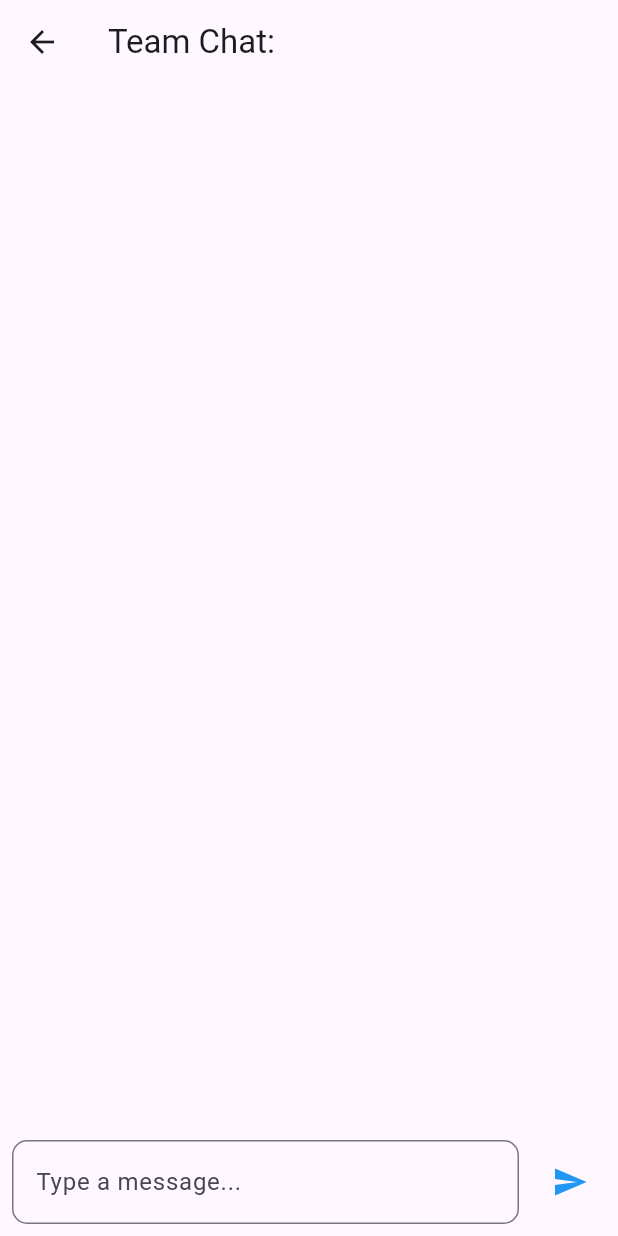
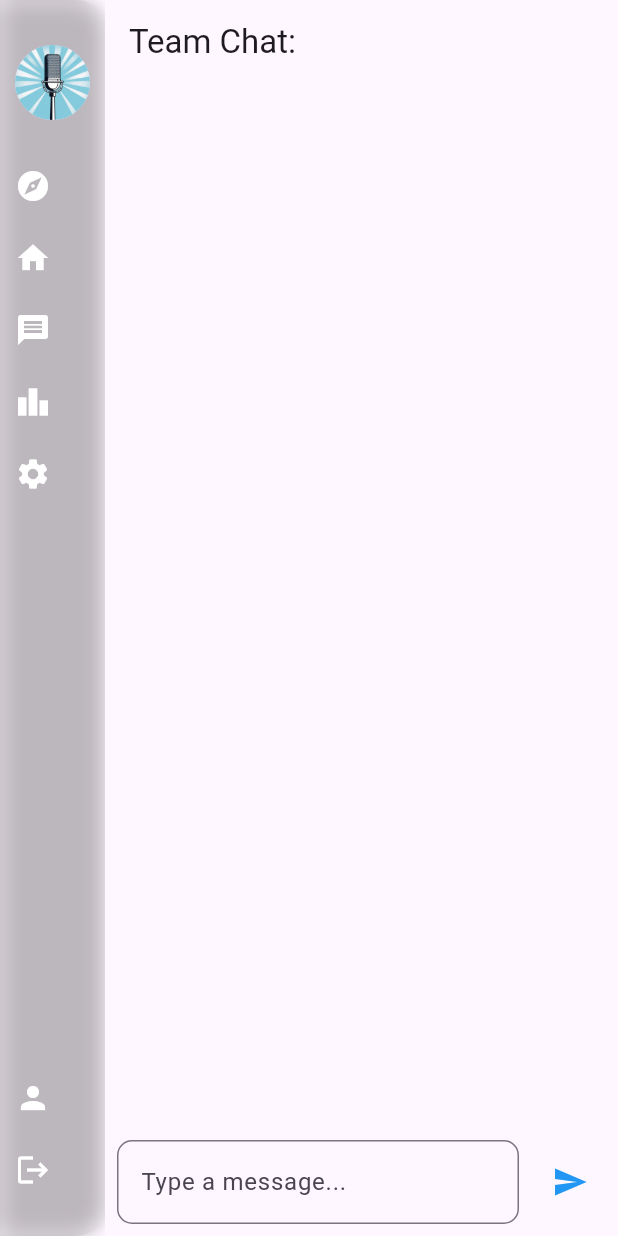
Before and after one commit to ndstancilFullsail/Invert, a Flutter app: the screen it shows once a user with an empty profile is signed in, after a tap on the "message" icon, on a phone screen of 412 x 824 dp. Run offline on Flutter 3.47's test engine with Material 3 defaults, Android fonts, the phone set to English and light mode, and no system bars; our stand-ins replace cloud_firestore, file_picker, firebase_auth, firebase_core, firebase_database, firebase_storage and 4 more; missing offline and left inert: dart_jsonwebtoken, videosdk; accounts and stored records are empty; network calls fail.

Commit message:
Navigation Changes

```diff
--- a/lib/Pages/base_layout.dart
+++ b/lib/Pages/base_layout.dart
@@ -1,5 +1,6 @@
 import 'dart:ui';
 import 'package:flutter/material.dart';
+import 'package:flutter_chat_ui/flutter_chat_ui.dart';
 import 'package:invert/Firebase/utils.dart';
 import 'package:invert/Pages/home.dart';
 import 'package:invert/Base%20Fuctions/chat.dart';
@@ -9,9 +10,9 @@ import 'package:firebase_auth/firebase_auth.dart';
 import 'package:invert/Firebase/firebasefunctions.dart';
 
 class BaseLayout extends StatefulWidget {
-  final Widget body;
+  final String teamName;
 
-  const BaseLayout({super.key, required this.body});
+  const BaseLayout({super.key, required this.teamName});
 
   @override
   State<BaseLayout> createState() => _BaseLayoutState();
@@ -21,15 +22,15 @@ class _BaseLayoutState extends State<BaseLayout> {
   final FirebaseAuth _auth = FirebaseAuth.instance;
   late String email;
   String? team;
+  late Widget transfering;
 
   @override
   void initState() {
     super.initState();
     email = _auth.currentUser!.email!;
+    transfering = HomeScreen(teamname: widget.teamName);
     _getTeamname();
   }
-
-
 
   void _getTeamname() async {
     final result = await FirebaseFunctions().getTeamFromCollection(email);
@@ -44,28 +45,32 @@ class _BaseLayoutState extends State<BaseLayout> {
 
     switch (key) {
       case 'home':
-        Navigator.push(context,
-            MaterialPageRoute(builder: (_) => HomeScreen(teamname: team!)));
+        setState(() {
+          transfering = HomeScreen(teamname: widget.teamName);
+        });
         break;
       case 'discover':
         Navigator.pushNamed(context, '/discover');
         break;
       case 'chat':
-        Navigator.push(
-            context,
-            MaterialPageRoute(
-                builder: (_) => ChatPage(teamname: team!)));
+        setState(() {
+          transfering = ChatPage(teamname: widget.teamName);
+        });
         break;
       case 'leaderboard':
         Navigator.pushNamed(context, '/leaderboard');
         break;
       case 'settings':
-        Navigator.push(
-            context, MaterialPageRoute(builder: (_) => const SettingsPage()));
+        setState(() {
+          setState(() {
+            transfering = const SettingsPage();
+          });
+        });
         break;
       case 'profile':
-        Navigator.push(
-            context, MaterialPageRoute(builder: (_) => const UserProfile()));
+        setState(() {
+          transfering = const UserProfile();
+        });
         break;
     }
   }
@@ -84,7 +89,10 @@ class _BaseLayoutState extends State<BaseLayout> {
             onLogout: _handleLogout,
           ),
           Expanded(
-            child: widget.body,
+            child: Scaffold(
+              backgroundColor: maincolor,
+              body: transfering,
+            )
           ),
         ],
       ),
--- a/lib/Pages/dmchat.dart
+++ b/lib/Pages/dmchat.dart
@@ -93,8 +93,7 @@ class _DMChatScreenState extends State<DMChatScreen> {
     return Scaffold(
     backgroundColor: maincolor,
      appBar: AppBar(title: Text(widget.receiverusername)),
-      body: BaseLayout(
-        body: Row (
+      body: Row (
           children: <Widget> [
             //Team Members List
             Expanded(
@@ -304,7 +303,6 @@ class _DMChatScreenState extends State<DMChatScreen> {
 
         ),
 
-      ),
-   );
+      );
   }
 }
--- a/lib/Pages/home.dart
+++ b/lib/Pages/home.dart
@@ -194,10 +194,7 @@ class _HomeScreenState extends State<HomeScreen> {
   @override
   Widget build(BuildContext context) {
      print("HomeScreen build triggered — mounted: $mounted");
-    return Scaffold(
-      backgroundColor: maincolor,
-      body: BaseLayout(
-        body: Row(
+    return Row(
           children: [
             Expanded(
               child: Container(
@@ -284,9 +281,6 @@ class _HomeScreenState extends State<HomeScreen> {
                     ),
                   ),
                   const SizedBox(height: 16),
-
-
-
                   const Text('Voice Channels', style: TextStyle(fontSize: 18, fontWeight: FontWeight.bold)),
                   Expanded(
                     child: ListView(
@@ -318,8 +312,6 @@ class _HomeScreenState extends State<HomeScreen> {
               ),
             ),
           ],
-        ),
-      ),
-    );
+        );
   }
 }
--- a/lib/Pages/settings.dart
+++ b/lib/Pages/settings.dart
@@ -40,8 +40,7 @@ class _SettingsPageState extends State<SettingsPage> {
         page = Placeholder();
     }
 
-    return BaseLayout(body:
-    Column(
+    return  Column(
           children: [SizedBox(height: 10,),
             SafeArea(
             child: Container(
@@ -98,8 +97,7 @@ class _SettingsPageState extends State<SettingsPage> {
           )
           )
           ]
-        ),
-    );
+        );
   }
 
 }
--- a/lib/Pages/userprofile.dart
+++ b/lib/Pages/userprofile.dart
@@ -115,8 +115,7 @@ class _UserProfileState extends State<UserProfile> {
 
     @override
     Widget build(BuildContext context) {
-      return BaseLayout(
-        body: Row(
+      return Row(
           children: <Widget> [
             Expanded(
               flex: 1,
@@ -298,7 +297,6 @@ class _UserProfileState extends State<UserProfile> {
             )
         )
           ]
-        )
-      );
+        );
   }
 }
--- a/lib/main.dart
+++ b/lib/main.dart
@@ -2,6 +2,7 @@ import 'package:firebase_auth/firebase_auth.dart';
 import 'package:firebase_core/firebase_core.dart';
 import 'package:flutter/material.dart';
 import 'package:google_fonts/google_fonts.dart';
+import 'package:invert/Pages/base_layout.dart';
 import 'package:toastification/toastification.dart';
 import 'package:invert/Firebase/firebasefunctions.dart';
 import 'package:invert/Pages/forgotpassword.dart';
@@ -87,22 +88,16 @@ class LoggedInUser extends StatelessWidget{
                   }
                   else if(snapshot2.data! != 'Unassigned')
                   {
-                    return HomeScreen(teamname: snapshot2.data!);
+                    return BaseLayout(teamName: snapshot2.data!);
                   }else{
                     return const NewUserOnboarding();
                   }
-
                 },);
             }
-
           }
         }),);
   }
-
-
 }
-
-
 
 class LoginPage extends StatefulWidget {
   const LoginPage({super.key});
@@ -328,7 +323,7 @@ void dispose() {
           context,
           PageRouteBuilder(
             transitionDuration: const Duration(milliseconds: 500),
-            pageBuilder: (context, animation, secondaryAnimation) => HomeScreen(teamname: team),
+            pageBuilder: (context, animation, secondaryAnimation) => BaseLayout(teamName: team,),
             transitionsBuilder: (context, animation, secondaryAnimation, child) {
               return FadeTransition(
                 opacity: animation,
```
